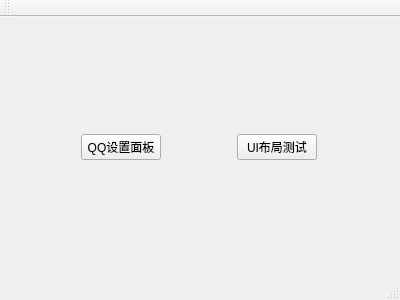
Above: mainwindow.ui from h-xc/untitled before the change. Below: the same form after it.
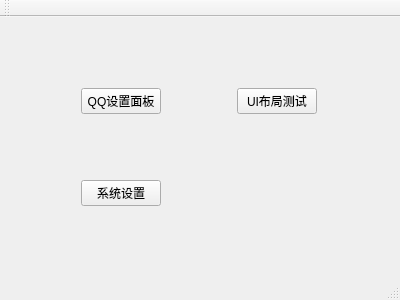
That is the form after the change.

Commit message: 1、添加sysSet系统设置面板功能 2、更新模型、视图相关代码函数

```diff
--- a/mainwindow.ui
+++ b/mainwindow.ui
@@ -41,6 +41,13 @@
       </property>
      </widget>
     </item>
+    <item row="1" column="0">
+     <widget class="QPushButton" name="sysSet">
+      <property name="text">
+       <string>系统设置</string>
+      </property>
+     </widget>
+    </item>
    </layout>
   </widget>
   <widget class="QMenuBar" name="menuBar">
```
The commit also changes 18 other files.
